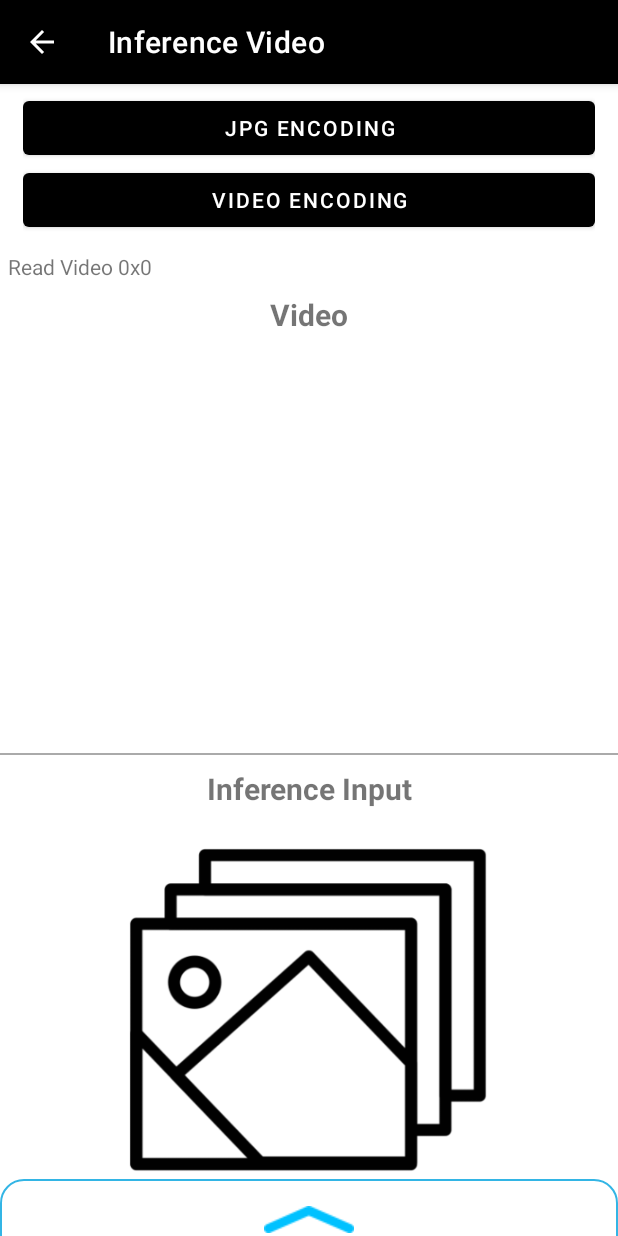
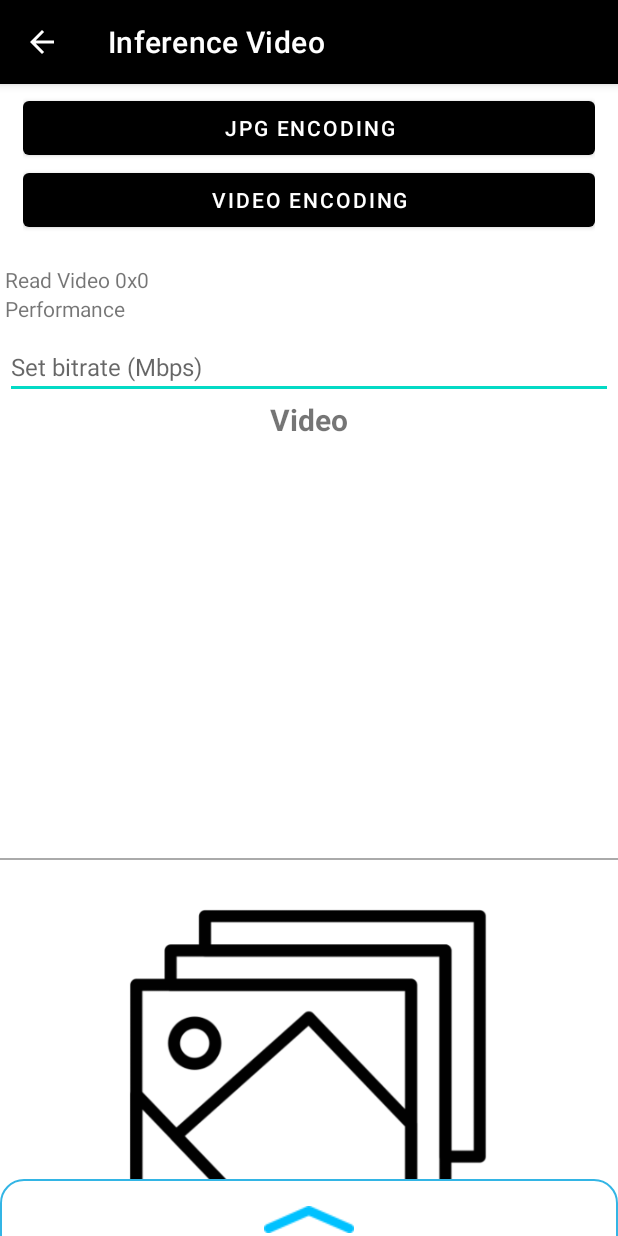
Before and after one commit to lgs96/Video_uploader, an Android app: the CodecActivity screen opened directly, with no data from a screen before it, on a phone screen of 412 x 824 dp. Run offline under Robolectric (Android 15) with nearby library versions, the phone set to English and light mode, and no system bars; our stand-ins replace Firebase (no records; nobody signed in at launch, a user with empty details on screens opened directly); libraries missing offline, so code that uses them is left out: com.google.firebase.firestore, org.apache.commons; 4 statements that could not run were skipped.

Commit message:
In progress..

```diff
--- a/app/src/main/java/kr/ac/snu/nxc/cloudcamera/CodecActivity.java
+++ b/app/src/main/java/kr/ac/snu/nxc/cloudcamera/CodecActivity.java
@@ -13,6 +13,7 @@ import android.view.MenuItem;
 import android.view.View;
 import android.view.ViewTreeObserver;
 import android.widget.Button;
+import android.widget.EditText;
 import android.widget.ImageView;
 import android.widget.LinearLayout;
 import android.widget.TextView;
@@ -112,6 +113,9 @@ public class CodecActivity extends AppCompatActivity implements InferenceCallbac
     Button mButtonVideoInference = null;
 
     TextView mTextViewStatus = null;
+    TextView mTextViewPerf = null;
+    EditText mEditBitrate = null;
+
     ImageView mImageViewDecodeFrame;
     ImageView mImageViewInferenceFrame;
 
@@ -295,6 +299,8 @@ public class CodecActivity extends AppCompatActivity implements InferenceCallbac
         mButtonJpgInference = (Button) findViewById(R.id.button_jpg_inference);
         mButtonVideoInference = (Button) findViewById(R.id.button_video_inference);
         mTextViewStatus = (TextView) findViewById(R.id.text_view_codec_status);
+        mTextViewPerf = (TextView) findViewById(R.id.text_view_perf_status);
+        mEditBitrate= (EditText) findViewById(R.id.edit_bitrate);
         mImageViewDecodeFrame = (ImageView) findViewById(R.id.image_view_decode_frame);
         mImageViewInferenceFrame = (ImageView) findViewById(R.id.image_view_inference_frame);
 
@@ -337,9 +343,9 @@ public class CodecActivity extends AppCompatActivity implements InferenceCallbac
                 String tempVideoPath = TEMP_VIDEO_PATH + System.currentTimeMillis() + ".mp4";
                 mCCVideoWriter = new CCVideoStreamWriter(mWidth, mHeight, tempVideoPath, mWriterListener);
                 //SET Video Config
-                mCCVideoWriter.setBitPerPixel(0.18f);
-                mEncoderFinish = false;
-                mCCVideoWriter.start();
+                    mCCVideoWriter.setBitPerPixel(0.18f);
+                    mEncoderFinish = false;
+                    mCCVideoWriter.start();
 
             }
         });
--- a/app/src/main/java/kr/ac/snu/nxc/cloudcamera/codec/CCVideoStreamWriter.java
+++ b/app/src/main/java/kr/ac/snu/nxc/cloudcamera/codec/CCVideoStreamWriter.java
@@ -80,6 +80,9 @@ public final class CCVideoStreamWriter {
             }
 
             mFrameCount = mCCImageList.size();
+
+
+            CCLog.d(TAG, "FPS/Bitrate/BPP: "+FPS +" "+ " " +getBitrate()+ " "+ mBitPerPixel);
 
             mEncoder = new CCVideoStreamEncoder();
 //            mEncoder.setImageList(mCCImageList);
--- a/app/src/main/java/kr/ac/snu/nxc/cloudcamera/codec/CCVideoWriter.java
+++ b/app/src/main/java/kr/ac/snu/nxc/cloudcamera/codec/CCVideoWriter.java
@@ -83,6 +83,7 @@ public final class CCVideoWriter {
             mEncoder.setColorFormat(MediaCodecInfo.CodecCapabilities.COLOR_FormatYUV420SemiPlanar);
             mEncoder.setBitrate(getBitrate());
             mEncoder.setBitrateMode(MediaCodecInfo.EncoderCapabilities.BITRATE_MODE_VBR);
+
             mEncoder.start();
         }
     }
--- a/app/src/main/res/layout/activity_codec.xml
+++ b/app/src/main/res/layout/activity_codec.xml
@@ -44,11 +44,6 @@
                 android:layout_height="wrap_content"
                 android:orientation="horizontal">
 
-                <TextView
-                    android:id="@+id/text_view_codec_status"
-                    android:layout_width="wrap_content"
-                    android:layout_height="wrap_content"
-                    android:text="Ready" />
             </LinearLayout>
         </LinearLayout>
 
@@ -62,6 +57,29 @@
                 android:gravity="center"
                 android:padding="3dp"
                 android:orientation="vertical">
+
+                <TextView
+                    android:id="@+id/text_view_codec_status"
+                    android:layout_width="match_parent"
+                    android:layout_height="wrap_content"
+                    android:text="Ready" />
+
+                <TextView
+                    android:id="@+id/text_view_perf_status"
+                    android:layout_width="match_parent"
+                    android:layout_height="wrap_content"
+                    android:layout_weight="1"
+                    android:text="Performance" />
+
+                <EditText
+                    android:id="@+id/edit_bitrate"
+                    android:layout_width="match_parent"
+                    android:layout_height="wrap_content"
+                    android:layout_marginTop="8dip"
+                    android:layout_weight="1"
+                    android:hint="Set bitrate (Mbps)"
+                    android:inputType="number"
+                    android:textSize="16dip" />
 
                 <LinearLayout
                     android:layout_width="match_parent"
```
